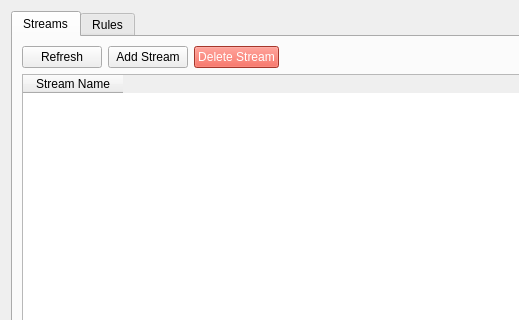
This is src/RulesEngineView.ui in Dissonance1/edgex-gui as Qt 5 draws it before an edit; both pictures show x 0 to 519 and y 0 to 320 of the 800 by 600 pixel window. The edited form follows.
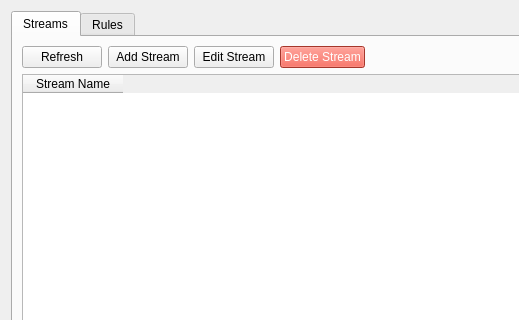
This is the edited form. The open tabs and pages were chosen to show the change.

The edit to the form file:
```diff
--- a/src/RulesEngineView.ui
+++ b/src/RulesEngineView.ui
@@ -37,6 +37,13 @@
            </property>
           </widget>
          </item>
+         <item>
+          <widget class="QPushButton" name="btnEditStream">
+           <property name="text">
+            <string>Edit Stream</string>
+           </property>
+          </widget>
+         </item>
          <item>
           <widget class="QPushButton" name="btnDeleteStream">
            <property name="text">
```
